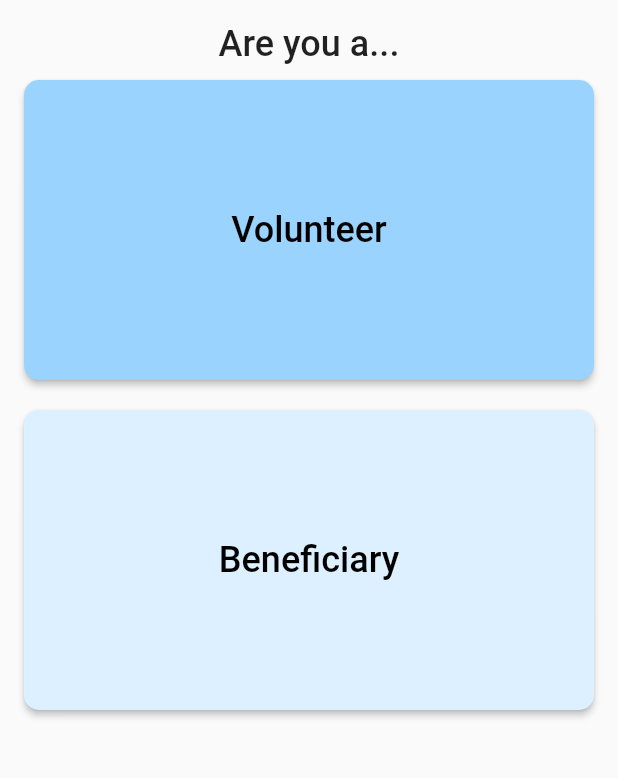
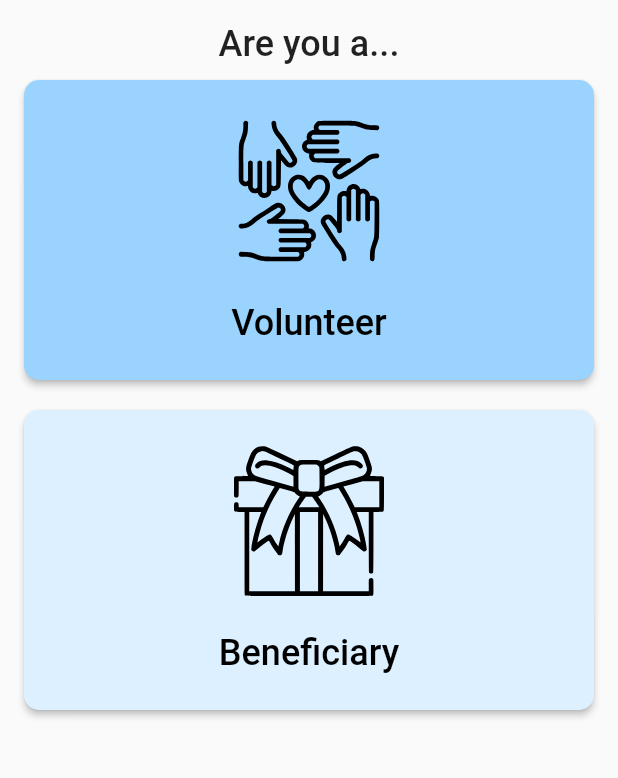
Before and after one commit to tchiong/lifehack2022, a Flutter app: the UserTypeSelectorScreen screen opened by its route, on a phone screen of 412 x 824 dp, the part 49-827 px from its top. Run offline on Flutter 3.47's test engine with Material 2 defaults, Android fonts, the phone set to English and light mode, and no system bars; our stand-ins replace firebase_core, firebase_database, flutter_svg; accounts and stored records are empty.

Commit message:
Update user_type_selector_screen.dart

```diff
--- a/kindness_network/lib/authentication_screens/user_type_selector_screen.dart
+++ b/kindness_network/lib/authentication_screens/user_type_selector_screen.dart
@@ -1,4 +1,5 @@
 import 'package:flutter/material.dart';
+import 'package:flutter_svg/flutter_svg.dart';
 import 'package:kindness_network/authentication_screens/login.dart';
 import 'package:kindness_network/common/constants.dart';
 import 'package:kindness_network/common/widgets/language_selector.dart';
@@ -61,8 +62,15 @@ class _UserTypeSelectorScreenState extends State<UserTypeSelectorScreen> {
                   onPressed: () {
                     navigateToVolunteerScreen();
                   },
-                  child: const Text("Volunteer",
-                      style: TextStyle(color: Colors.black)),
+                  child: Column(
+                    mainAxisAlignment: MainAxisAlignment.spaceEvenly,
+                    children: [
+                      SvgPicture.asset('assets/icons/volunteer.svg',
+                          height: 100, width: 100),
+                      const Text("Volunteer",
+                          style: TextStyle(color: Colors.black)),
+                    ],
+                  ),
                 ),
               ),
               const SizedBox(
@@ -83,8 +91,15 @@ class _UserTypeSelectorScreenState extends State<UserTypeSelectorScreen> {
                   onPressed: () {
                     navigateToBeneficiaryScreen();
                   },
-                  child: const Text("Beneficiary",
-                      style: TextStyle(color: Colors.black)),
+                  child: Column(
+                    mainAxisAlignment: MainAxisAlignment.spaceEvenly,
+                    children: [
+                      SvgPicture.asset('assets/icons/beneficiary.svg',
+                          height: 100, width: 100),
+                      const Text("Beneficiary",
+                          style: TextStyle(color: Colors.black)),
+                    ],
+                  ),
                 ),
               ),
             ],
```
